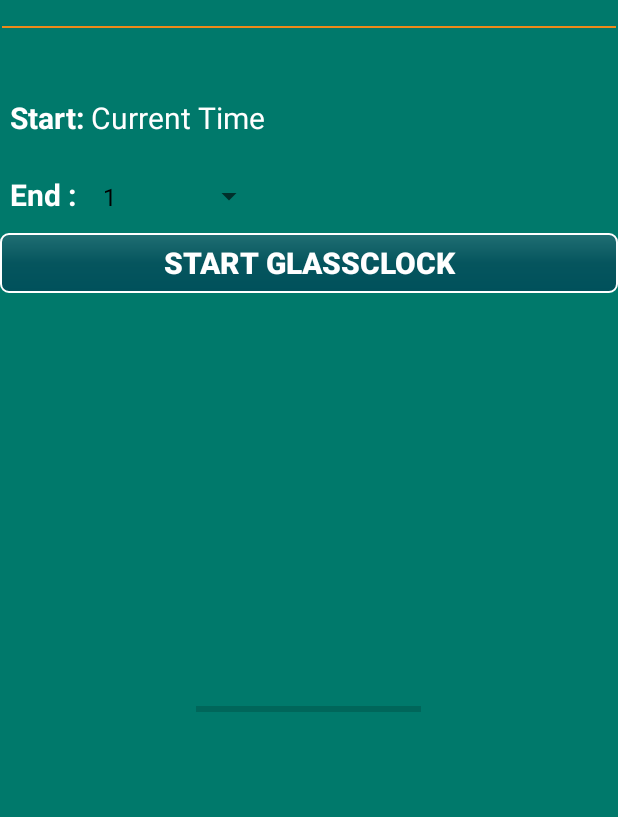
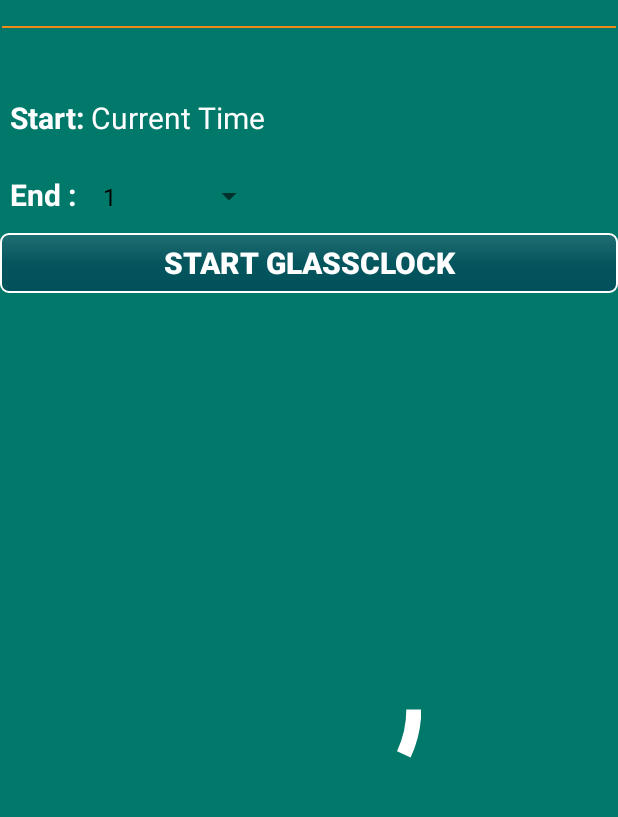
Before and after one commit to rashel007/Sundial, an Android app: the screen it shows after launch (MainActivity), after a tap on "START GLASSCLOCK", on a phone screen of 412 x 824 dp, the part 110-927 px from its top. Run offline under Robolectric (Android 15) with nearby library versions, the phone set to English and light mode, and no system bars.

Commit message:
complete implementing progressBar

```diff
--- a/app/src/main/java/com/synergyforce/rashel/sundail/Constants.java
+++ b/app/src/main/java/com/synergyforce/rashel/sundail/Constants.java
@@ -11,6 +11,10 @@ public class Constants {
     static String START_TIME = "";
     static String END_TIME = "";
     static boolean ALARMMANAGER_STARTED = false;
+    static boolean APP_CLOSED = false;
+
+    static int ProgressBarProgress = 0;
+    static int ProgressBarDuration = 0;
 
 
 }
--- a/app/src/main/java/com/synergyforce/rashel/sundail/MainActivity.java
+++ b/app/src/main/java/com/synergyforce/rashel/sundail/MainActivity.java
@@ -1,15 +1,20 @@
 package com.synergyforce.rashel.sundail;
 
+import android.animation.ObjectAnimator;
 import android.app.Activity;
 import android.app.AlarmManager;
 import android.app.PendingIntent;
 import android.content.Intent;
 import android.graphics.Typeface;
+import android.os.Build;
 import android.os.Bundle;
+import android.support.v4.content.ContextCompat;
 import android.view.View;
+import android.view.animation.DecelerateInterpolator;
 import android.widget.AdapterView;
 import android.widget.ArrayAdapter;
 import android.widget.Button;
+import android.widget.ProgressBar;
 import android.widget.Spinner;
 import android.widget.TextView;
 import android.widget.Toast;
@@ -29,6 +34,8 @@ public class MainActivity extends Activity {
     Spinner spinnerSetTime;
     String stEndTime;
     Button btnStartGlassClock;
+    ProgressBar progressBar;
+    ObjectAnimator animation;
 
     @Override
     protected void onCreate(Bundle savedInstanceState) {
@@ -38,6 +45,16 @@ public class MainActivity extends Activity {
         setMainScreenHeader();
         setEndTime();
         startButton();
+    }
+
+    @Override
+    public void onBackPressed() {
+        MainActivity.this.finish();
+        if(!Constants.APP_CLOSED && Constants.ALARMMANAGER_STARTED) {
+            progressBar.clearAnimation();
+            Constants.APP_CLOSED = true;
+        }
+
     }
 
     /**
@@ -98,6 +115,10 @@ public class MainActivity extends Activity {
                 if(!Constants.ALARMMANAGER_STARTED) {
                     //if glass clock is'nt started , then start the glass clock
                     startAlarmManager();
+
+                    //starting the progress bar
+                    startProgressbar();
+
                     Constants.ALARMMANAGER_STARTED = true;
                     //setting the started time
                     Constants.START_TIME = Utils.getTheCurrentDateAndTime();
@@ -116,12 +137,30 @@ public class MainActivity extends Activity {
      * it will show the time counts
      */
     private void startProgressbar(){
+        progressBar = (ProgressBar)findViewById(R.id.progressBar);
+        progressBar.setVisibility(View.VISIBLE);
+        //setting different setProgressDrawable according to api level
+        if(Build.VERSION.SDK_INT < 21){
+            progressBar.setProgressDrawable(ContextCompat.getDrawable( this, R.drawable.circle_pre_lollipop));
+        }
+        if(Build.VERSION.SDK_INT >= 21){
+            progressBar.setProgressDrawable(ContextCompat.getDrawable(this, R.drawable.circle_lollipop_and_greater));
 
+        }
+
+        animation = ObjectAnimator.ofInt (progressBar, "progress",
+                0, 500);
+        //converting the end time into milliseconds. 1m = 60000 mils
+        Constants.ProgressBarDuration = Integer.parseInt(stEndTime)*60000;
+
+        animation.setDuration (Constants.ProgressBarDuration);
+        animation.setInterpolator (new DecelerateInterpolator());
+        animation.start ();
     }
 
 
     /**
-     * Mian Activity private method
+     * Main Activity private method
      * this will start the alarm manager
      */
     private void startAlarmManager(){
--- a/app/src/main/res/drawable/circle_lollipop_and_greater.xml
+++ b/app/src/main/res/drawable/circle_lollipop_and_greater.xml
@@ -3,7 +3,7 @@
     xmlns:android="http://schemas.android.com/apk/res/android"
     android:innerRadiusRatio="2.3"
     android:shape="ring"
-    android:thickness="3.8sp"
+    android:thickness="10sp"
     android:useLevel="true">
-    <solid android:color="@color/colorAccent"/>
+    <solid android:color="@color/textColor"/>
 </shape>
--- a/app/src/main/res/drawable/circle_pre_lollipop.xml
+++ b/app/src/main/res/drawable/circle_pre_lollipop.xml
@@ -3,6 +3,6 @@
     xmlns:android="http://schemas.android.com/apk/res/android"
     android:innerRadiusRatio="2.3"
     android:shape="ring"
-    android:thickness="3.8sp">
+    android:thickness="10sp">
     <solid android:color="@color/colorAccent"/>
 </shape>
--- a/app/src/main/res/layout/activity_main.xml
+++ b/app/src/main/res/layout/activity_main.xml
@@ -106,6 +106,8 @@
         android:layout_centerHorizontal="true"
         android:layout_below="@+id/startGlassClock"
         android:progress="0"
+        android:max="500"
+        android:visibility="gone"
         />
 
 </RelativeLayout>
```
Also changed, not shown: app/src/main/java/com/synergyforce/rashel/sundail/Utils.java (+6 -1 lines).
